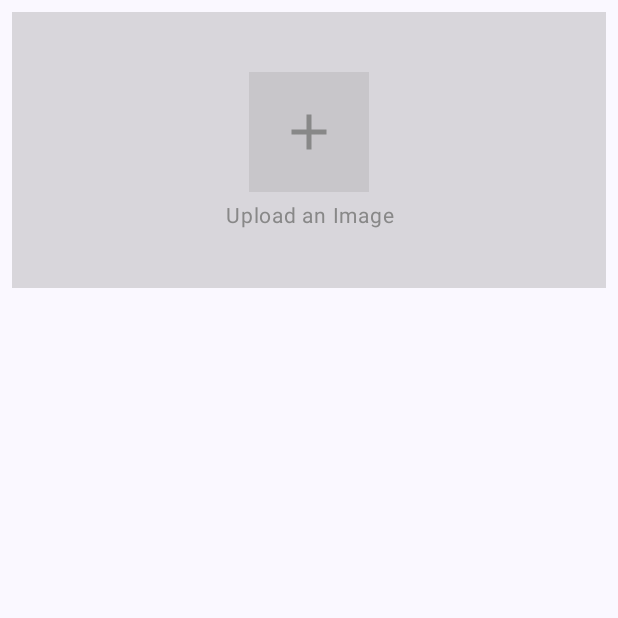
After one commit to sandxx03/StudyTime, an Android app built with Jetpack Compose: the composable SubjectImage called with empty values, on a phone screen of 412 x 824 dp, the top half of it. The commit adds this screen. Run offline under Robolectric (Android 15) with nearby library versions, the phone set to English and light mode, and no system bars; 4 statements that could not run were skipped.

Commit message:
added photo upload

```diff
--- a/app/build.gradle.kts
+++ b/app/build.gradle.kts
@@ -54,6 +54,7 @@ android {
 }
 
 dependencies {
+    implementation ("io.coil-kt:coil-compose:2.3.0")
 
     implementation("androidx.core:core-ktx:1.12.0")
     implementation("androidx.lifecycle:lifecycle-runtime-ktx:2.6.2")
--- a/app/src/main/AndroidManifest.xml
+++ b/app/src/main/AndroidManifest.xml
@@ -5,6 +5,7 @@
     <uses-permission android:name="android.permission.FOREGROUND_SERVICE"/>
     <uses-permission android:name="android.permission.POST_NOTIFICATIONS"/>
     <uses-permission android:name="android.permission.FOREGROUND_SERVICE_MEDIA_PLAYBACK"/>
+    <uses-permission android:name="android.permission.READ_EXTERNAL_STORAGE" />
 
     <application
         android:name ="StudyTimeApp"
--- a/app/src/main/java/com/example/studytime/MainActivity.kt
+++ b/app/src/main/java/com/example/studytime/MainActivity.kt
@@ -12,11 +12,7 @@ import androidx.activity.compose.setContent
 import androidx.compose.runtime.getValue
 import androidx.compose.runtime.mutableStateOf
 import androidx.compose.runtime.setValue
-import androidx.compose.ui.graphics.toArgb
 import androidx.core.app.ActivityCompat
-import com.example.studytime.domain.model.Session
-import com.example.studytime.domain.model.Subject
-import com.example.studytime.domain.model.Task
 import com.example.studytime.presentation.NavGraphs
 import com.example.studytime.presentation.destinations.SessionScreenRouteDestination
 import com.example.studytime.presentation.session.StudySessionTimerService
--- a/app/src/main/java/com/example/studytime/data/local/AppDatabase.kt
+++ b/app/src/main/java/com/example/studytime/data/local/AppDatabase.kt
@@ -10,7 +10,7 @@ import com.example.studytime.domain.model.Task
 
 @Database(
     entities = [Subject::class, Session::class, Task::class],
-    version = 1
+    version = 2
 )
 
 @TypeConverters(ColorListConverter::class)
--- a/app/src/main/java/com/example/studytime/di/DatabaseModule.kt
+++ b/app/src/main/java/com/example/studytime/di/DatabaseModule.kt
@@ -4,6 +4,7 @@ import android.app.Application
 import androidx.room.Database
 import androidx.room.Room
 import com.example.studytime.data.local.AppDatabase
+import com.example.studytime.data.local.MIGRATION_1_2
 import com.example.studytime.data.local.SessionDao
 import com.example.studytime.data.local.SubjectDao
 import com.example.studytime.data.local.TaskDao
@@ -28,6 +29,7 @@ object DatabaseModule {
             AppDatabase::class.java,
             "studytime.db"
         )
+            .addMigrations(MIGRATION_1_2)
             .build()
     }
 
--- a/app/src/main/java/com/example/studytime/domain/model/Subject.kt
+++ b/app/src/main/java/com/example/studytime/domain/model/Subject.kt
@@ -14,6 +14,7 @@ data class Subject(
     val name: String,
     val goalHours: Float,
     val colors: List<Int>,
+    val imagePath: String?,
 
     @PrimaryKey(autoGenerate = true) //allocate subjectId as primary key (autogenerated)
     val subjectId: Int? = null
--- /dev/null
+++ b/app/src/main/java/com/example/studytime/presentation/components/SubjectImage.kt
@@ -0,0 +1,100 @@
+package com.example.studytime.presentation.components
+
+import android.net.Uri
+import android.util.Log
+import androidx.activity.compose.rememberLauncherForActivityResult
+import androidx.activity.result.contract.ActivityResultContracts
+import androidx.compose.foundation.Image
+import androidx.compose.foundation.background
+import androidx.compose.foundation.clickable
+import androidx.compose.foundation.layout.*
+import androidx.compose.foundation.shape.RoundedCornerShape
+import androidx.compose.material.icons.Icons
+import androidx.compose.material.icons.filled.Add
+import androidx.compose.material3.*
+import androidx.compose.runtime.*
+import androidx.compose.ui.Alignment
+import androidx.compose.ui.Modifier
+import androidx.compose.ui.draw.clip
+import androidx.compose.ui.graphics.Color
+import androidx.compose.ui.layout.ContentScale
+import androidx.compose.ui.platform.LocalContext
+import androidx.compose.ui.text.style.TextAlign
+import androidx.compose.ui.unit.dp
+import coil.compose.rememberAsyncImagePainter
+import coil.request.ImageRequest
+
+@Composable
+fun SubjectImage(
+    imageUri: Uri?,
+    onImageUriChange: (Uri?) -> Unit,
+) {
+    val pickImageLauncher = rememberLauncherForActivityResult(ActivityResultContracts.GetContent()) { uri: Uri? ->
+        onImageUriChange(uri)
+    }
+
+    Box(
+        modifier = Modifier
+            .fillMaxWidth()
+            .height(200.dp)
+            .padding(8.dp)
+            .clickable { pickImageLauncher.launch("image/*") },
+        contentAlignment = Alignment.Center
+    ) {
+        if (imageUri != null) {
+            val painter = rememberAsyncImagePainter(
+                model = ImageRequest.Builder(LocalContext.current)
+                    .data(imageUri)
+                    .crossfade(true)
+                    .build()
+            )
+
+            Image(
+                painter = painter,
+                contentDescription = "Subject Banner",
+                modifier = Modifier
+                    .fillMaxSize()
+                    .clip(RoundedCornerShape(8.dp)),
+                contentScale = ContentScale.Crop
+            )
+        } else {
+            // Placeholder and instructions
+            Column(
+                horizontalAlignment = Alignment.CenterHorizontally,
+                verticalArrangement = Arrangement.Center,
+                modifier = Modifier
+                    .fillMaxSize()
+                    .background(Color.Gray.copy(alpha = 0.3f))
+                    .clip(RoundedCornerShape(8.dp))
+            ) {
+                Box(
+                    modifier = Modifier
+                        .size(80.dp)
+                        .background(Color.Gray.copy(alpha = 0.2f))
+                        .clip(RoundedCornerShape(8.dp))
+                        .clickable { pickImageLauncher.launch("image/*") } // Clickable to prompt image picker
+                        .padding(16.dp) // Add padding to ensure the icon is centered
+                ) {
+                    Icon(
+                        imageVector = Icons.Filled.Add,
+                        contentDescription = "Add Image",
+                        modifier = Modifier
+                            .size(40.dp)
+                            .align(Alignment.Center),
+                        tint = Color.Gray
+                    )
+                }
+
+                Text(
+                    text = "Upload an Image",
+                    textAlign = TextAlign.Center,
+                    color = Color.Gray,
+                    style = MaterialTheme.typography.bodyMedium,
+                    modifier = Modifier
+                        .padding(top = 8.dp)
+                        .clickable { pickImageLauncher.launch("image/*") } // Clickable to prompt image picker
+                )
+            }
+        }
+    }
+}
--- a/app/src/main/java/com/example/studytime/presentation/dashboard/DashboardState.kt
+++ b/app/src/main/java/com/example/studytime/presentation/dashboard/DashboardState.kt
@@ -15,5 +15,6 @@ data class DashboardState(
     val subjectName: String = "",
     val goalStudyHours: String = "",
     val subjectCardColors: List<Color> = Subject.subjectCardColors.random(),
-    val session: Session? = null
+    val session: Session? = null,
+    val imagePath: String? = null
 )
--- a/app/src/main/java/com/example/studytime/presentation/dashboard/DashboardViewModel.kt
+++ b/app/src/main/java/com/example/studytime/presentation/dashboard/DashboardViewModel.kt
@@ -137,7 +137,8 @@ class DashboardViewModel @Inject constructor(
                     subject = Subject(
                         name = state.value.subjectName,
                         goalHours = state.value.goalStudyHours.toFloatOrNull()?: 1f,
-                        colors = state.value.subjectCardColors.map{it.toArgb()}
+                        colors = state.value.subjectCardColors.map{it.toArgb()},
+                        imagePath = state.value.imagePath
 
                     )
                 )
@@ -146,7 +147,8 @@ class DashboardViewModel @Inject constructor(
                     it.copy(
                         subjectName = "",
                         goalStudyHours = "",
-                        subjectCardColors = Subject.subjectCardColors.random()
+                        subjectCardColors = Subject.subjectCardColors.random(),
+                        imagePath = null
                     )
                 }
 
--- a/app/src/main/java/com/example/studytime/presentation/subject/SubjectEvent.kt
+++ b/app/src/main/java/com/example/studytime/presentation/subject/SubjectEvent.kt
@@ -22,4 +22,6 @@ sealed class SubjectEvent {
     data class OnGoalStudyHoursChange(val hours: String): SubjectEvent()
 
     data class OnDeleteSessionButtonClick(val session: Session): SubjectEvent()
+
+    data class OnImageUriChange(val uri: String?) : SubjectEvent()
 }
--- a/app/src/main/java/com/example/studytime/presentation/subject/SubjectState.kt
+++ b/app/src/main/java/com/example/studytime/presentation/subject/SubjectState.kt
@@ -17,5 +17,6 @@ data class SubjectState (
     val upcomingTasks: List<Task> = emptyList(),
     val completedTasks: List<Task> = emptyList(),
     val session: Session? = null,
+    val imageUri: String? = null
 
 )
--- a/app/src/main/java/com/example/studytime/util/Constants.kt
+++ b/app/src/main/java/com/example/studytime/util/Constants.kt
@@ -10,4 +10,5 @@ object Constants {
     const val NOTIFICATION_ID = 10
 
     const val CLICK_REQUEST_CODE = 100
+
 }
```
Also changed, not shown: app/src/main/java/com/example/studytime/data/local/Migration.kt (added, +11 -0 lines), app/src/main/java/com/example/studytime/presentation/subject/SubjectScreen.kt (+31 -0 lines), app/src/main/java/com/example/studytime/presentation/subject/SubjectViewModel.kt (+42 -51 lines), app/src/main/res/drawable/placeholder_image.png (added).
